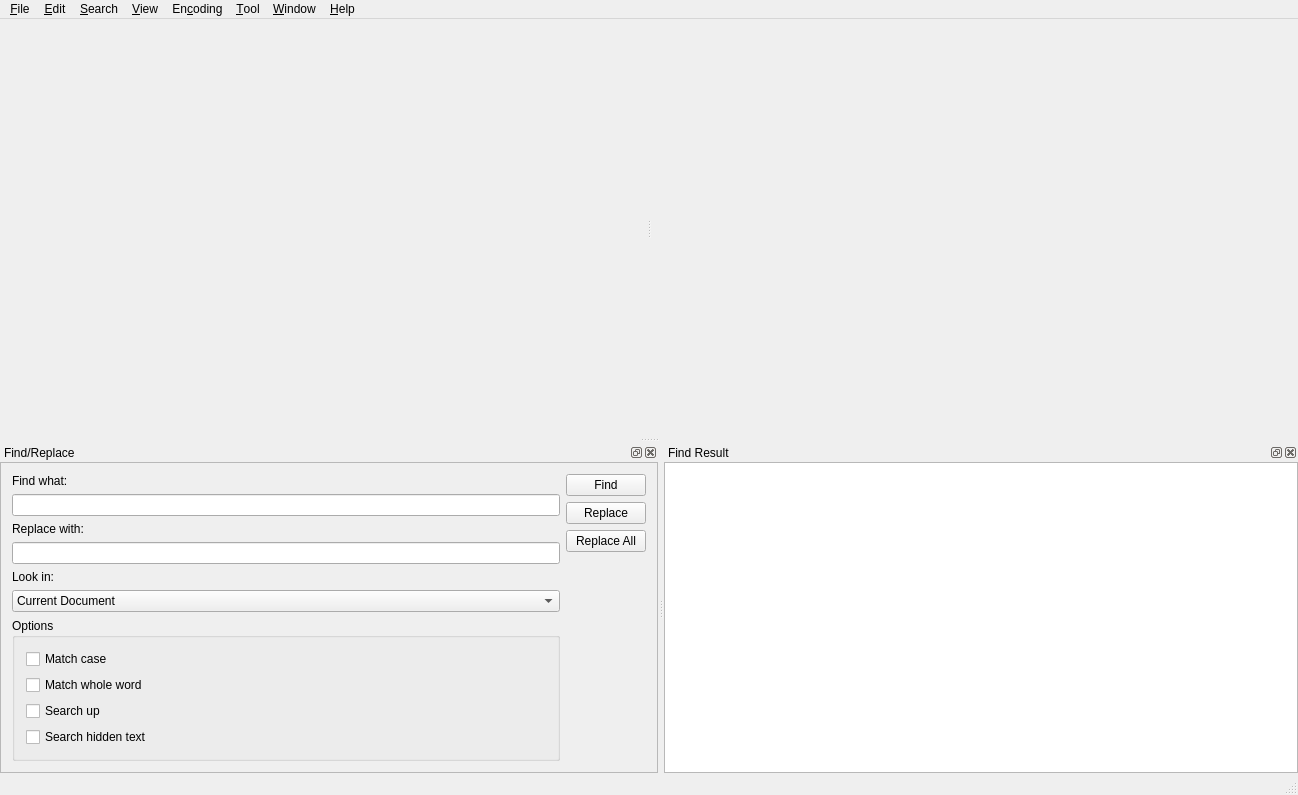
First picture: the form in src/ainesmile/mainwindow.ui, repository missdeer/ainesmile, before the edit.
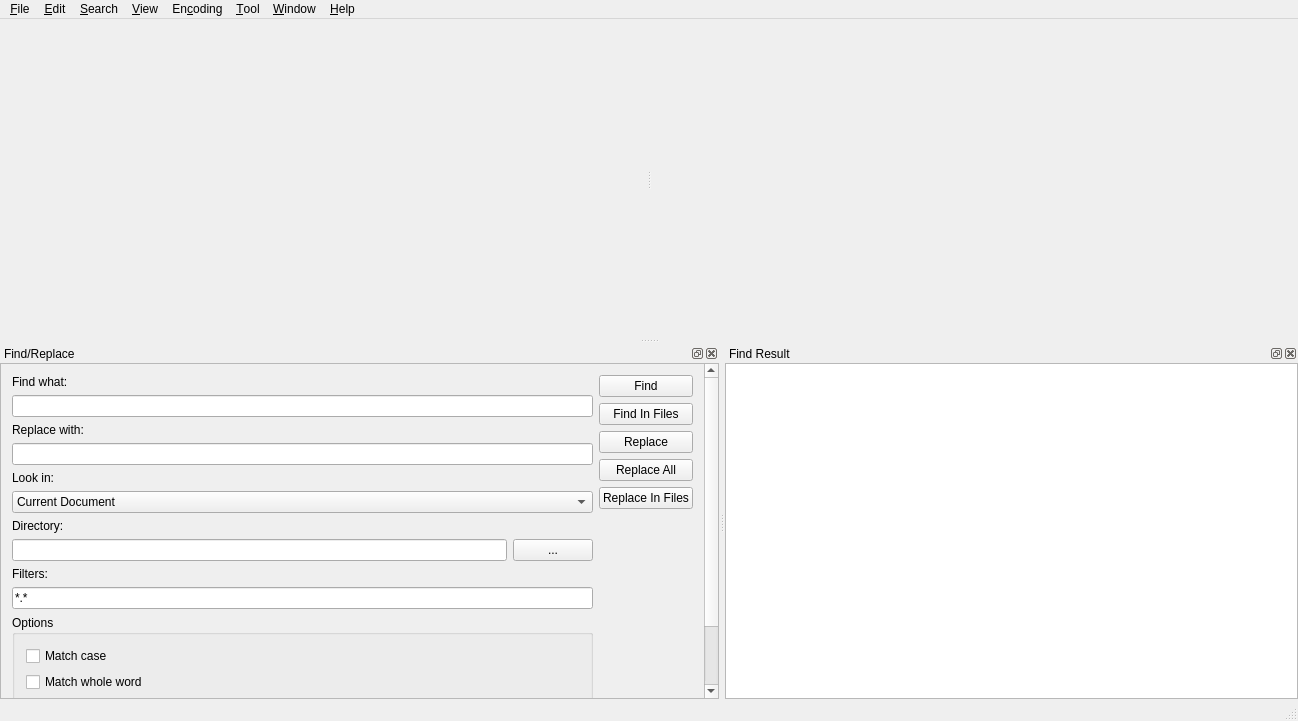
Second picture: the form after the edit. Icons and pictures are not drawn. Custom widgets are drawn as their Qt base class.

Commit message: (*)find & replace WIP

Patch:
```diff
--- a/src/ainesmile/mainwindow.ui
+++ b/src/ainesmile/mainwindow.ui
@@ -7,7 +7,7 @@
     <x>0</x>
     <y>0</y>
     <width>1298</width>
-    <height>795</height>
+    <height>721</height>
    </rect>
   </property>
   <property name="windowTitle">
@@ -308,13 +308,13 @@
          <rect>
           <x>0</x>
           <y>0</y>
-          <width>736</width>
-          <height>305</height>
+          <width>802</width>
+          <height>443</height>
          </rect>
         </property>
         <layout class="QHBoxLayout" name="horizontalLayout_3">
          <item>
-          <layout class="QVBoxLayout" name="verticalLayout_5">
+          <layout class="QVBoxLayout" name="verticalLayout_5" stretch="0,0,0,0,0,0,0,0,0,0,0,0">
            <item>
             <widget class="QLabel" name="labelFind">
              <property name="text">
@@ -356,16 +356,51 @@
              </item>
              <item>
               <property name="text">
-               <string>Current Project</string>
+               <string>Directory</string>
               </property>
              </item>
              <item>
               <property name="text">
-               <string>Custom Filter</string>
+               <string>Directoryt With Sub-Directories</string>
               </property>
              </item>
             </widget>
            </item>
+           <item>
+            <widget class="QLabel" name="label">
+             <property name="text">
+              <string>Directory:</string>
+             </property>
+            </widget>
+           </item>
+           <item>
+            <layout class="QHBoxLayout" name="horizontalLayout">
+             <item>
+              <widget class="QLineEdit" name="edtDirectory"/>
+             </item>
+             <item>
+              <widget class="QPushButton" name="btnSelectDirectory">
+               <property name="text">
+                <string>...</string>
+               </property>
+              </widget>
+             </item>
+            </layout>
+           </item>
+           <item>
+            <widget class="QLabel" name="label_2">
+             <property name="text">
+              <string>Filters:</string>
+             </property>
+            </widget>
+           </item>
+           <item>
+            <widget class="QLineEdit" name="edtFilters">
+             <property name="text">
+              <string>*.*</string>
+             </property>
+            </widget>
+           </item>
            <item>
             <widget class="QGroupBox" name="groupBox">
              <property name="title">
@@ -380,29 +415,32 @@
                </widget>
               </item>
               <item>
-               <widget class="QCheckBox" name="checkBox_3">
+               <widget class="QCheckBox" name="cbMatchWholeWord">
                 <property name="text">
                  <string>Match whole word</string>
                 </property>
                </widget>
               </item>
               <item>
-               <widget class="QCheckBox" name="checkBox_2">
+               <widget class="QCheckBox" name="cbSearchUp">
                 <property name="text">
                  <string>Search up</string>
                 </property>
                </widget>
               </item>
               <item>
-               <widget class="QCheckBox" name="checkBox">
+               <widget class="QCheckBox" name="cbRegexp">
                 <property name="text">
-                 <string>Search hidden text</string>
+                 <string>Regexp</string>
                 </property>
                </widget>
               </item>
              </layout>
             </widget>
            </item>
+           <item>
+            <widget class="QWidget" name="widget_3" native="true"/>
+           </item>
           </layout>
          </item>
          <item>
@@ -415,19 +453,33 @@
             </widget>
            </item>
            <item>
-            <widget class="QPushButton" name="pushButton_2">
+            <widget class="QPushButton" name="btnFindInFiles">
+             <property name="text">
+              <string>Find In Files</string>
+             </property>
+            </widget>
+           </item>
+           <item>
+            <widget class="QPushButton" name="btnReplace">
              <property name="text">
               <string>Replace</string>
              </property>
             </widget>
            </item>
            <item>
-            <widget class="QPushButton" name="pushButton">
+            <widget class="QPushButton" name="btnReplaceAll">
              <property name="text">
               <string>Replace All</string>
              </property>
             </widget>
            </item>
+           <item>
+            <widget class="QPushButton" name="btnReplaceInFiles">
+             <property name="text">
+              <string>Replace In Files</string>
+             </property>
+            </widget>
+           </item>
            <item>
             <widget class="QWidget" name="widget_2" native="true"/>
            </item>
```
The commit also changes 2 other files.
